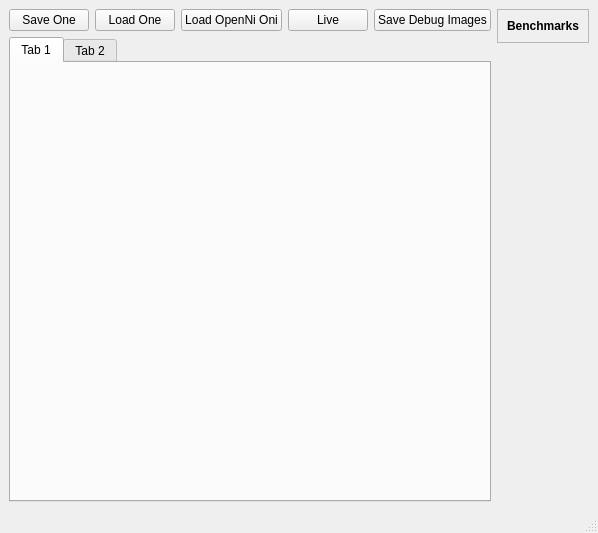
The window that dasp_gui/WdgtKinectSuperPoints.ui (Danvil/dasp) describes before a commit, drawn with Qt 5.
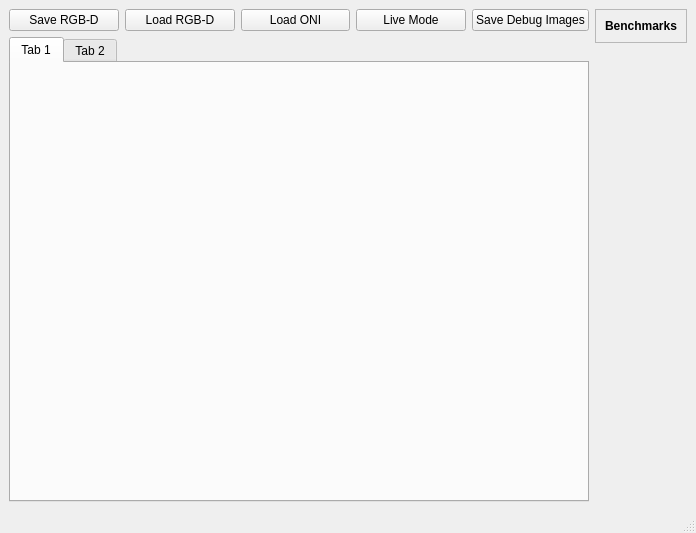
The same window after the commit.

Commit message: Renamed buttons for saving and loading to better names

The edit to the form file:
```diff
--- a/dasp_gui/WdgtKinectSuperPoints.ui
+++ b/dasp_gui/WdgtKinectSuperPoints.ui
@@ -6,7 +6,7 @@
    <rect>
     <x>0</x>
     <y>0</y>
-    <width>577</width>
+    <width>696</width>
     <height>533</height>
    </rect>
   </property>
@@ -34,28 +34,28 @@
       <item>
        <widget class="QPushButton" name="pushButtonSaveOne">
         <property name="text">
-         <string>Save One</string>
+         <string>Save RGB-D</string>
         </property>
        </widget>
       </item>
       <item>
        <widget class="QPushButton" name="pushButtonLoadOne">
         <property name="text">
-         <string>Load One</string>
+         <string>Load RGB-D</string>
         </property>
        </widget>
       </item>
       <item>
        <widget class="QPushButton" name="pushButtonLoadOni">
         <property name="text">
-         <string>Load OpenNi Oni</string>
+         <string>Load ONI</string>
         </property>
        </widget>
       </item>
       <item>
        <widget class="QPushButton" name="pushButtonLive">
         <property name="text">
-         <string>Live</string>
+         <string>Live Mode</string>
         </property>
        </widget>
       </item>
```
Left out of the diff: 2 changed lines with no effect on the pictures.
